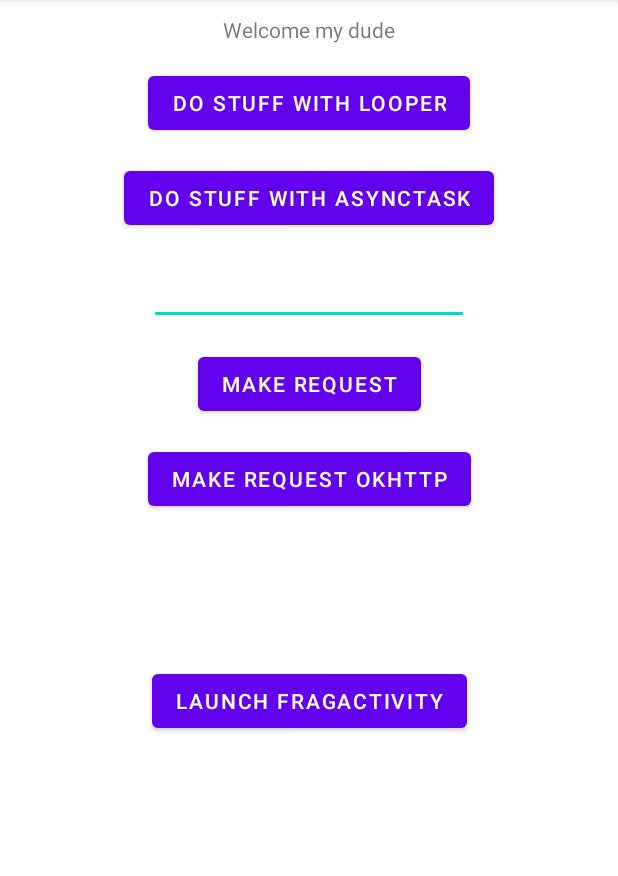
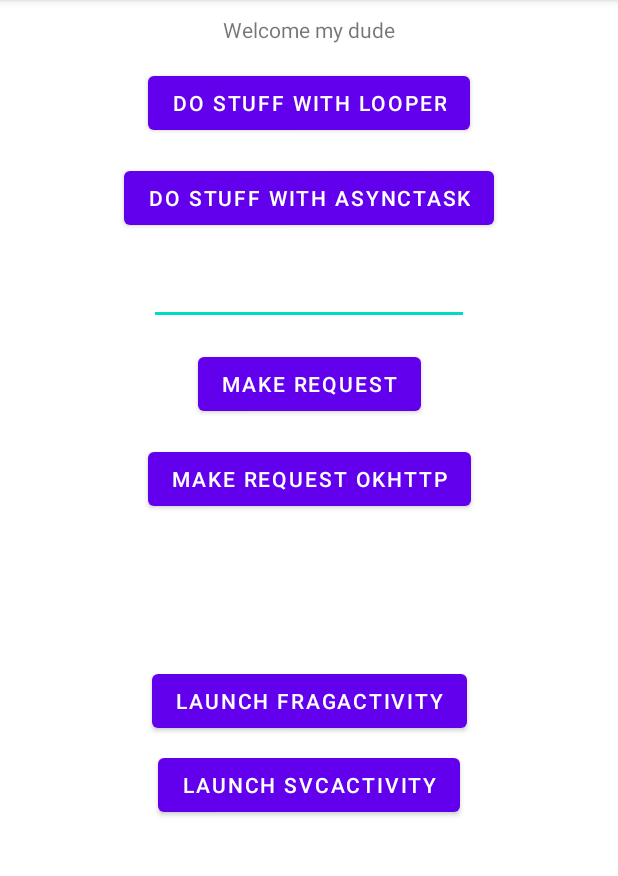
Before and after one commit to s0lver/GoogleInterviewPrep, an Android app: the screen it shows after launch (MainActivity), on a phone screen of 412 x 824 dp, the part 84-960 px from its top. Run offline under Robolectric (Android 15) with nearby library versions, the phone set to English and light mode, and no system bars.

Commit message:
Add started service

```diff
--- a/app/build.gradle
+++ b/app/build.gradle
@@ -31,6 +31,8 @@ dependencies {
     def work_version = "2.7.1"
     implementation "androidx.work:work-runtime:$work_version"
 
+    implementation "androidx.lifecycle:lifecycle-extensions:2.0.0"
+
     implementation 'androidx.appcompat:appcompat:1.5.0'
     implementation 'com.google.android.material:material:1.6.1'
     implementation 'androidx.constraintlayout:constraintlayout:2.1.4'
--- a/app/src/main/java/com/solver/googleinterviewprep/MainActivity.java
+++ b/app/src/main/java/com/solver/googleinterviewprep/MainActivity.java
@@ -215,4 +215,8 @@ public class MainActivity extends AppCompatActivity {
     public void clickOnLaunchFragActivity(View view) {
         startActivity(new Intent(this.getApplicationContext(), ActivityWithFragments.class));
     }
+
+    public void clickOnLaunchServiceActivity(View view){
+        startActivity(new Intent(this, ServiceActivity.class));
+    }
 }
--- a/app/src/main/res/layout/activity_main.xml
+++ b/app/src/main/res/layout/activity_main.xml
@@ -81,4 +81,15 @@
         app:layout_constraintEnd_toEndOf="parent"
         app:layout_constraintStart_toStartOf="parent"
         app:layout_constraintTop_toBottomOf="@+id/button3" />
+
+    <Button
+        android:id="@+id/btnLaunchServiceActivity"
+        android:layout_width="wrap_content"
+        android:layout_height="wrap_content"
+        android:layout_marginTop="8dp"
+        android:onClick="clickOnLaunchServiceActivity"
+        android:text="Launch SvcActivity"
+        app:layout_constraintEnd_toEndOf="parent"
+        app:layout_constraintStart_toStartOf="parent"
+        app:layout_constraintTop_toBottomOf="@+id/btnLaunchFragActivity" />
 </androidx.constraintlayout.widget.ConstraintLayout>
```
Also changed, not shown: app/src/main/AndroidManifest.xml (+8 -0 lines), app/src/main/java/com/solver/googleinterviewprep/SampleFragment2.java (+0 -37 lines), app/src/main/java/com/solver/googleinterviewprep/SampleStartedService.java (added, +59 -0 lines), app/src/main/java/com/solver/googleinterviewprep/ServiceActivity.java (added, +28 -0 lines), app/src/main/java/com/solver/googleinterviewprep/WorkTask.java (added, +42 -0 lines), app/src/main/res/layout/activity_service.xml (added, +19 -0 lines).
